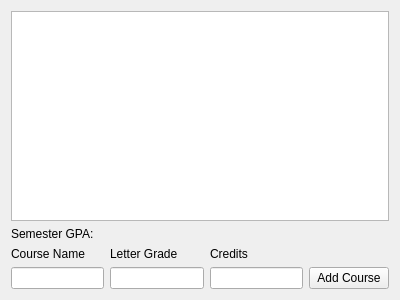
First picture: the form in semesterform.ui, repository Nijuuken/CGPACalculator, before the edit.
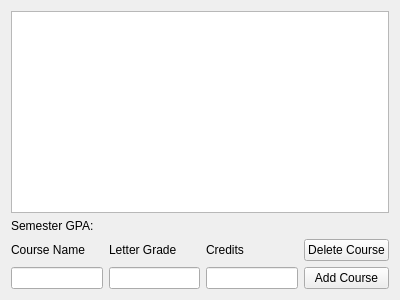
Second picture: the form after the edit.

Commit message: Added a delete button course button

Patch:
```diff
--- a/semesterform.ui
+++ b/semesterform.ui
@@ -63,6 +63,13 @@
        </property>
       </widget>
      </item>
+     <item row="0" column="3">
+      <widget class="QPushButton" name="pushButtonCourseDel">
+       <property name="text">
+        <string>Delete Course</string>
+       </property>
+      </widget>
+     </item>
     </layout>
    </item>
   </layout>
```
The commit also changes 7 other files.
